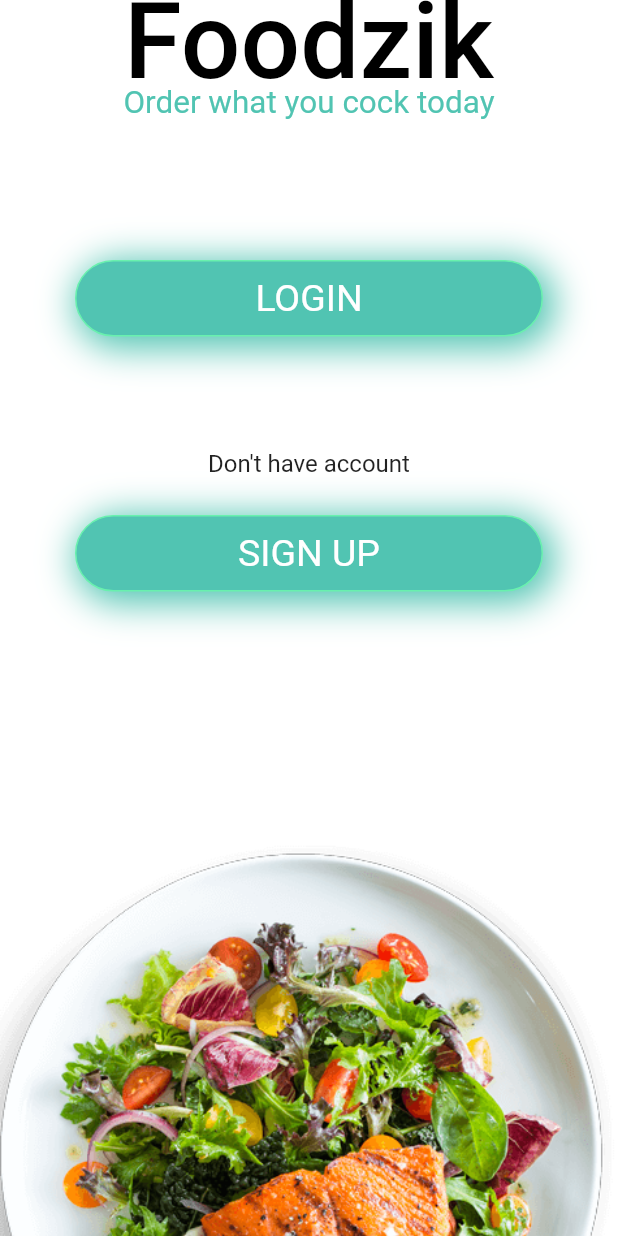
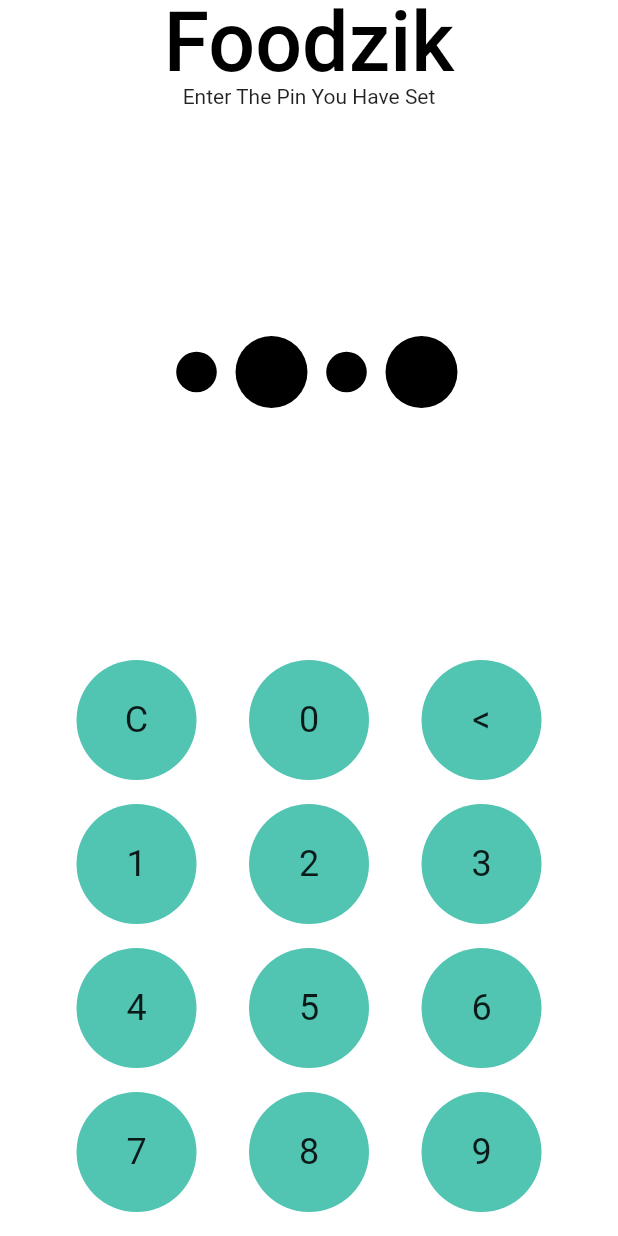
Before and after one commit to KamranMehar/foodzik, a Flutter app: the screen it shows after launch, on a phone screen of 412 x 824 dp. Run offline on Flutter 3.47's test engine with Material 2 defaults, Android fonts, the phone set to English and light mode, and no system bars; our stand-ins replace awesome_dialog, firebase_auth, firebase_core, firebase_database, firebase_storage, flutter_zoom_drawer and 7 more; accounts and stored records are empty.

Commit message:
added key board and pin screen

```diff
--- a/lib/main.dart
+++ b/lib/main.dart
@@ -5,13 +5,13 @@
 import 'package:foodzik/pages/home/home_page.dart';
 import 'package:foodzik/pages/login_page.dart';
 import 'package:foodzik/pages/main_screen.dart';
+import 'package:foodzik/pages/pin_screen/pin_screen.dart';
 import 'package:foodzik/pages/sign_up.dart';
 import 'package:firebase_core/firebase_core.dart';
 import 'package:provider/provider.dart';
 import 'model classes/theme_model.dart';
 
-void main() async{
-
+void main() async {
   WidgetsFlutterBinding.ensureInitialized();
   await Firebase.initializeApp();
   SystemChrome.setPreferredOrientations([
@@ -25,14 +25,15 @@
 class MyApp extends StatelessWidget {
   @override
   Widget build(BuildContext context) {
-    return ChangeNotifierProvider(
-      create: (_) => ModelTheme(),
+    return MultiProvider(
+      providers: [
+        ChangeNotifierProvider<ModelTheme>(create: (_) => ModelTheme()),
+        // Add more providers here if needed
+      ],
       child: Consumer<ModelTheme>(
         builder: (context, ModelTheme themeNotifier, child) {
           return MaterialApp(
-              theme: themeNotifier.isDark
-                  ? MyTheme.darkTheme
-                  : MyTheme.lightTheme,
+            theme: themeNotifier.isDark ? MyTheme.darkTheme : MyTheme.lightTheme,
             title: 'Flutter Demo',
             routes: {
               '/home': (context) => HomePage(),
@@ -42,10 +43,11 @@
               '/approveUser': (context) => UserApprovalPage(),
               '/mainScreen': (context) => MainScreen(),
             },
-              home: FirstScreen(),
+            home: PinScreen(),
             debugShowCheckedModeBanner: false,
           );
-          }),
+        },
+      ),
     );
   }
 }
--- a/lib/pages/fisrt_screen.dart
+++ b/lib/pages/fisrt_screen.dart
@@ -22,77 +22,7 @@
 
 class _FirstScreenState extends State<FirstScreen> {
 
-  @override
-  void initState() {
-    checkIfUserIsLoggedIn();
-     checkAppPin();
-    super.initState();
-  }
-  checkIfUserIsLoggedIn() async {
-    // Check if the current user is null
-    User? user = FirebaseAuth.instance.currentUser;
-    if(user==null){
-      isLoggedIn=false;
-    }else{
-      isLoggedIn=true;
-    }
-  }
 
-  checkAppPin()async{
-    SharedPreferences prefs = await SharedPreferences.getInstance();
-    String? value = prefs.getString('pin');
-    if(value!=null){
-      print(value);
-      if(widget.showPinDialog) {
-        showPinDialog(value);
-      }
-    }else{
-      Utils.showToast("pin  not found");
-    }
-  }
-  showPinDialog(String value){
-    TextEditingController textController = TextEditingController();
-    AwesomeDialog(
-      onDismissCallback: (type) {
-        // SystemNavigator.pop();
-      },
-      context: context,
-      dialogType: DialogType.warning,
-      animType: AnimType.SCALE,
-      title: 'Enter Pin',
-      desc: 'Enter your Pin:',
-      body: TextFormField(
-        maxLength: 4,
-        keyboardType: TextInputType.number,
-        obscureText: true,
-        controller: textController,
-        decoration: InputDecoration(
-          hintText: 'pin',
-          border: OutlineInputBorder(
-            borderRadius: BorderRadius.circular(20),
-          ),
-        ),
-      ),
-      btnOkText: 'OK',
-      dismissOnBackKeyPress: false,
-      dismissOnTouchOutside: false,
-      isDense: true,
-      btnOkOnPress: () async {
-        if (textController.text.contains(value)) {
-          Utils.showToast("Correct Pin");
-          if (isLoggedIn) {
-            Navigator.pushNamedAndRemoveUntil(context, "/mainScreen",(route) => false,);
-          } else {
-            Navigator.pushNamedAndRemoveUntil(context, "/login",(route) => false,);
-          }
-        } else {
-          Utils.showToast("Wrong Pin");
-          showPinDialog(value);
-        }
-      },
-    ).show();
-  }
-  bool isLoggedIn=false;
   @override
   Widget build(BuildContext context) {
     Size size= MediaQuery.of(context).size;
--- /dev/null
+++ b/lib/pages/pin_screen/pin_screen.dart
@@ -0,0 +1,118 @@
+import 'package:awesome_dialog/awesome_dialog.dart';
+import 'package:firebase_auth/firebase_auth.dart';
+import 'package:flutter/material.dart';
+import 'package:foodzik/pages/home/ui_componets/foodzik_title.dart';
+import 'package:foodzik/pages/pin_screen/ui_components/loading_pin_widget.dart';
+import 'package:foodzik/pages/pin_screen/ui_components/numeric_keyboard.dart';
+import 'package:foodzik/pages/pin_screen/ui_components/pin_button.dart';
+import 'package:google_fonts/google_fonts.dart';
+import 'package:shared_preferences/shared_preferences.dart';
+
+import '../../utils/dialogs.dart';
+
+class PinScreen extends StatefulWidget {
+  const PinScreen({Key? key}) : super(key: key);
+
+  @override
+  State<PinScreen> createState() => _PinScreenState();
+}
+
+class _PinScreenState extends State<PinScreen> {
+late  final Future<int> pin;
+  @override
+  void initState() {
+    checkIfUserIsLoggedIn();
+   // checkAppPin();
+    super.initState();
+  }
+  bool isLoggedIn=false;
+  @override
+  Widget build(BuildContext context) {
+    return Scaffold(
+      appBar: AppBar(title: FoodzikTitle(),
+      elevation: 0,
+        centerTitle: true,
+      ),
+      body:  Column(
+        children: [
+          Text("Enter The Pin You Have Set",style: GoogleFonts.aBeeZee(fontSize: 14),),
+          Spacer(),
+          const Center(
+              child:
+              LoadingPinRow(),),
+          Spacer(),
+          NumericKeyboard(
+            onNumberPressed: (number) {
+              print('Number pressed: $number');
+            },
+          ),
+        ],
+      ),
+    );
+  }
+
+  checkIfUserIsLoggedIn() async {
+    // Check if the current user is null
+    User? user = FirebaseAuth.instance.currentUser;
+    if(user==null){
+      isLoggedIn=false;
+    }else{
+      isLoggedIn=true;
+    }
+  }
+
+  checkAppPin()async{
+    SharedPreferences prefs = await SharedPreferences.getInstance();
+    String? value = prefs.getString('pin');
+    if(value!=null){
+      print(value);
+        showPinDialog(value);
+    }else{
+      Utils.showToast("pin  not found");
+    }
+  }
+
+  showPinDialog(String value){
+    TextEditingController textController = TextEditingController();
+    AwesomeDialog(
+      onDismissCallback: (type) {
+        // SystemNavigator.pop();
+      },
+      context: context,
+      dialogType: DialogType.warning,
+      animType: AnimType.SCALE,
+      title: 'Enter Pin',
+      desc: 'Enter your Pin:',
+      body: TextFormField(
+        maxLength: 4,
+        keyboardType: TextInputType.number,
+        obscureText: true,
+        controller: textController,
+        decoration: InputDecoration(
+          hintText: 'pin',
+          border: OutlineInputBorder(
+            borderRadius: BorderRadius.circular(20),
+          ),
+        ),
+      ),
+      btnOkText: 'OK',
+      dismissOnBackKeyPress: false,
+      dismissOnTouchOutside: false,
+      isDense: true,
+      btnOkOnPress: () async {
+        if (textController.text.contains(value)) {
+          Utils.showToast("Correct Pin");
+          if (isLoggedIn) {
+            Navigator.pushNamedAndRemoveUntil(context, "/mainScreen",(route) => false,);
+          } else {
+            Navigator.pushNamedAndRemoveUntil(context, "/login",(route) => false,);
+          }
+        } else {
+          Utils.showToast("Wrong Pin");
+          showPinDialog(value);
+        }
+      },
+    ).show();
+  }
+
+}
--- /dev/null
+++ b/lib/pages/pin_screen/ui_components/loading_pin_widget.dart
@@ -0,0 +1,85 @@
+import 'package:flutter/material.dart';
+
+class LoadingWidget extends StatefulWidget {
+  final bool reverse;
+
+  const LoadingWidget({Key? key, this.reverse = false}) : super(key: key);
+
+  @override
+  _LoadingWidgetState createState() => _LoadingWidgetState();
+}
+
+class _LoadingWidgetState extends State<LoadingWidget>
+    with SingleTickerProviderStateMixin {
+  late AnimationController _animationController;
+  late Animation<double> _animation;
+
+  @override
+  void initState() {
+    super.initState();
+    _animationController = AnimationController(
+      vsync: this,
+      duration: Duration(seconds: 1),
+    );
+
+    final begin = widget.reverse ? 1.0 : 0.5;
+    final end = widget.reverse ? 0.5 : 1.0;
+
+    _animation = Tween<double>(
+      begin: begin,
+      end: end,
+    ).animate(
+      CurvedAnimation(
+        parent: _animationController,
+        curve: Curves.easeInOut,
+      ),
+    );
+
+    _animationController.repeat(reverse: true);
+  }
+
+  @override
+  void dispose() {
+    _animationController.dispose();
+    super.dispose();
+  }
+
+  @override
+  Widget build(BuildContext context) {
+    ThemeData theme = Theme.of(context);
+    return AnimatedBuilder(
+      animation: _animationController,
+      builder: (context, child) {
+        return Transform.scale(
+          scale: _animation.value,
+          child: Container(
+            width: 50.0,
+            height: 50.0,
+            decoration:  BoxDecoration(
+              shape: BoxShape.circle,
+              color: theme.brightness==Brightness.light?Colors.black:
+              Colors.white,
+            ),
+          ),
+        );
+      },
+    );
+  }
+}
+
+class LoadingPinRow extends StatelessWidget {
+  const LoadingPinRow({Key? key}) : super(key: key);
+
+  @override
+  Widget build(BuildContext context) {
+    return  const Row(
+      mainAxisAlignment: MainAxisAlignment.center,
+      children: [
+        LoadingWidget(reverse: false,),
+        LoadingWidget(reverse: true,),
+        LoadingWidget(reverse: false,),
+        LoadingWidget(reverse: true,),
+      ],
+    );
+  }
+}
--- /dev/null
+++ b/lib/pages/pin_screen/ui_components/numeric_keyboard.dart
@@ -0,0 +1,114 @@
+import 'package:flutter/material.dart';
+import 'package:foodzik/pages/pin_screen/ui_components/pin_button.dart';
+
+class NumericKeyboard extends StatelessWidget {
+  final void Function(int?) onNumberPressed;
+
+  NumericKeyboard({required this.onNumberPressed});
+
+  @override
+  Widget build(BuildContext context) {
+    return Container(
+      padding: EdgeInsets.all(16.0),
+      child: Column(
+        children: [
+          Row(
+            mainAxisAlignment: MainAxisAlignment.spaceEvenly,
+            children: [
+              NumericKeyboardButton(
+                number: "C",
+                onNumberPressed: (_) {
+                  print(_);
+                },
+              ),
+              NumericKeyboardButton(
+                number: "0",
+                onNumberPressed: (_) {
+                  print(_);
+                },
+              ),
+              NumericKeyboardButton(
+                number: "<",
+                onNumberPressed: (_) {
+                  print(_);
+                },
+              ),
+            ],
+          ),
+          SizedBox(height: 16.0),
+          Row(
+            mainAxisAlignment: MainAxisAlignment.spaceEvenly,
+            children: [
+              NumericKeyboardButton(
+                number: "1",
+                onNumberPressed: (_) {
+                  print(_);
+                },
+              ),
+              NumericKeyboardButton(
+                number: "2",
+                onNumberPressed: (_) {
+                  print(_);
+                },
+              ),
+              NumericKeyboardButton(
+                number: "3",
+                onNumberPressed: (_) {
+                  print(_);
+                },
+              ),
+            ],
+          ),
+          SizedBox(height: 16.0),
+          Row(
+            mainAxisAlignment: MainAxisAlignment.spaceEvenly,
+            children: [
+              NumericKeyboardButton(
+                number: "4",
+                onNumberPressed: (_) {
+                  print(_);
+                },
+              ),
+              NumericKeyboardButton(
+                number: "5",
+                onNumberPressed: (_) {
+                  print(_);
+                },
+              ),
+              NumericKeyboardButton(
+                number: "6",
+                onNumberPressed: (_) {
+                  print(_);
+                },
+              ),
+            ],
+          ),
+          SizedBox(height: 16.0),
+          Row(
+            mainAxisAlignment: MainAxisAlignment.spaceEvenly,
+            children: [
+              NumericKeyboardButton(
+                number: "7",
+                onNumberPressed: (_) {
+                  print(_);
+                },
+              ),
+              NumericKeyboardButton(
+                number: "8",
+                onNumberPressed: (_) {
+                  print(_);
+                },
+              ),
+              NumericKeyboardButton(
+                number: "9",
+                onNumberPressed: (_) {
+                  print(_);
+                },
+              ),
+            ],
+          ),
+        ],
+      ),
+    );
+  }
+}
--- /dev/null
+++ b/lib/pages/pin_screen/ui_components/pin_button.dart
@@ -0,0 +1,67 @@
+import 'package:flutter/material.dart';
+import 'package:foodzik/theme/colors.dart';
+
+class NumericKeyboardButton extends StatefulWidget {
+  final String number;
+  final void Function(String) onNumberPressed;
+
+  NumericKeyboardButton({
+    required this.number,
+    required this.onNumberPressed,
+  });
+
+  @override
+  _NumericKeyboardButtonState createState() => _NumericKeyboardButtonState();
+}
+
+class _NumericKeyboardButtonState extends State<NumericKeyboardButton> {
+  bool _isPressed = false;
+
+  void _handleTapDown(_) {
+    setState(() {
+      _isPressed = true;
+    });
+  }
+
+  void _handleTapUp(_) {
+    setState(() {
+      _isPressed = false;
+    });
+    _handleNumberPressed(widget.number);
+  }
+
+  void _handleTapCancel() {
+    setState(() {
+      _isPressed = false;
+    });
+  }
+
+  void _handleNumberPressed(String number) {
+    if (widget.onNumberPressed != null) {
+      widget.onNumberPressed(number);
+    }
+  }
+
+  @override
+  Widget build(BuildContext context) {
+    return GestureDetector(
+      onTapDown: _handleTapDown,
+      onTapUp: _handleTapUp,
+      onTapCancel: _handleTapCancel,
+      child: Container(
+        width: 80.0,
+        height: 80.0,
+        decoration: BoxDecoration(
+          shape: BoxShape.circle,
+          color: _isPressed ? Colors.grey.shade300 : greenPrimary,
+        ),
+        child: Center(
+          child: Text(
+            widget.number,
+            style: TextStyle(fontSize: 24.0),
+          ),
+        ),
+      ),
+    );
+  }
+}
```
Also changed, not shown: lib/pages/my_drawer.dart (+10 -8 lines). Lines whose indentation alone changed are shown as unchanged.
